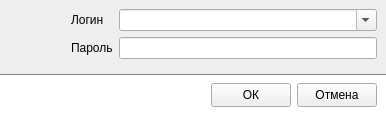
Before: the Qt Designer form mwidgets/MLoginDialog/mlogindialog.ui in Eveler/cpp_libs, drawn with Qt 5.
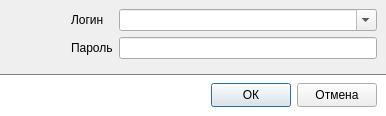
After: the same form once the commit is applied. Icons and pictures are not drawn.

```diff
--- a/mwidgets/MLoginDialog/mlogindialog.ui
+++ b/mwidgets/MLoginDialog/mlogindialog.ui
@@ -128,7 +128,7 @@
        </spacer>
       </item>
       <item>
-       <widget class="QToolButton" name="tBt_Ok">
+       <widget class="QPushButton" name="tBt_Ok">
         <property name="minimumSize">
          <size>
           <width>80</width>
@@ -138,6 +138,9 @@
         <property name="text">
          <string>ОК</string>
         </property>
+        <property name="default">
+         <bool>true</bool>
+        </property>
        </widget>
       </item>
       <item>
```
Left out of the diff: 23 changed lines with no effect on the pictures.
